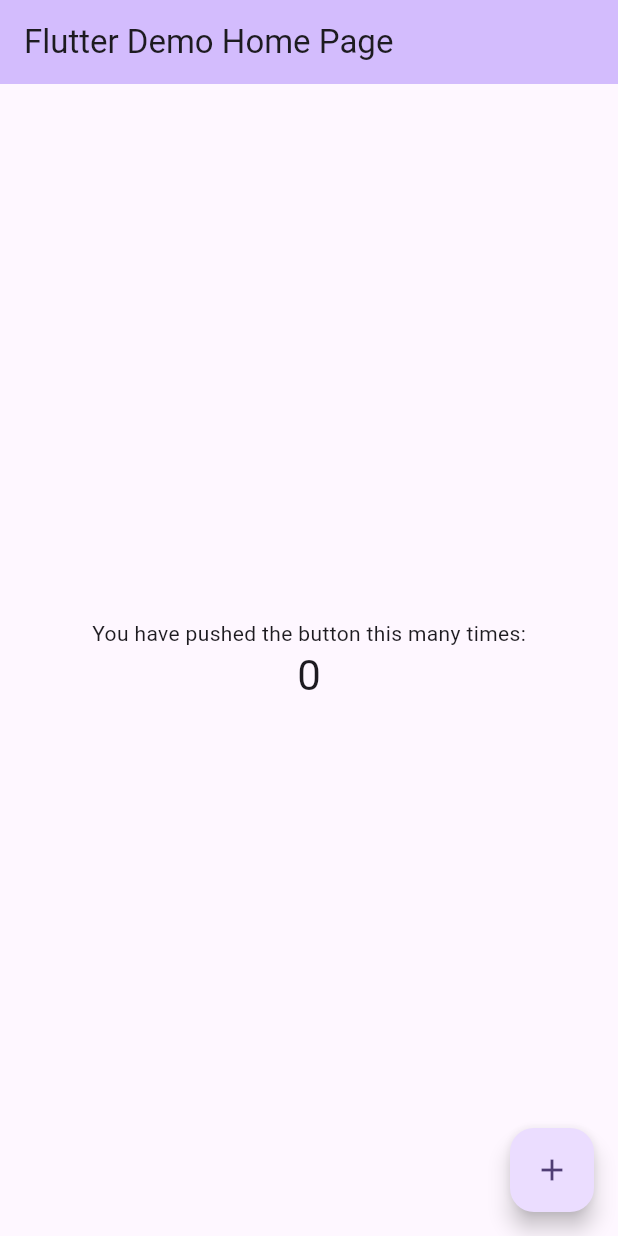
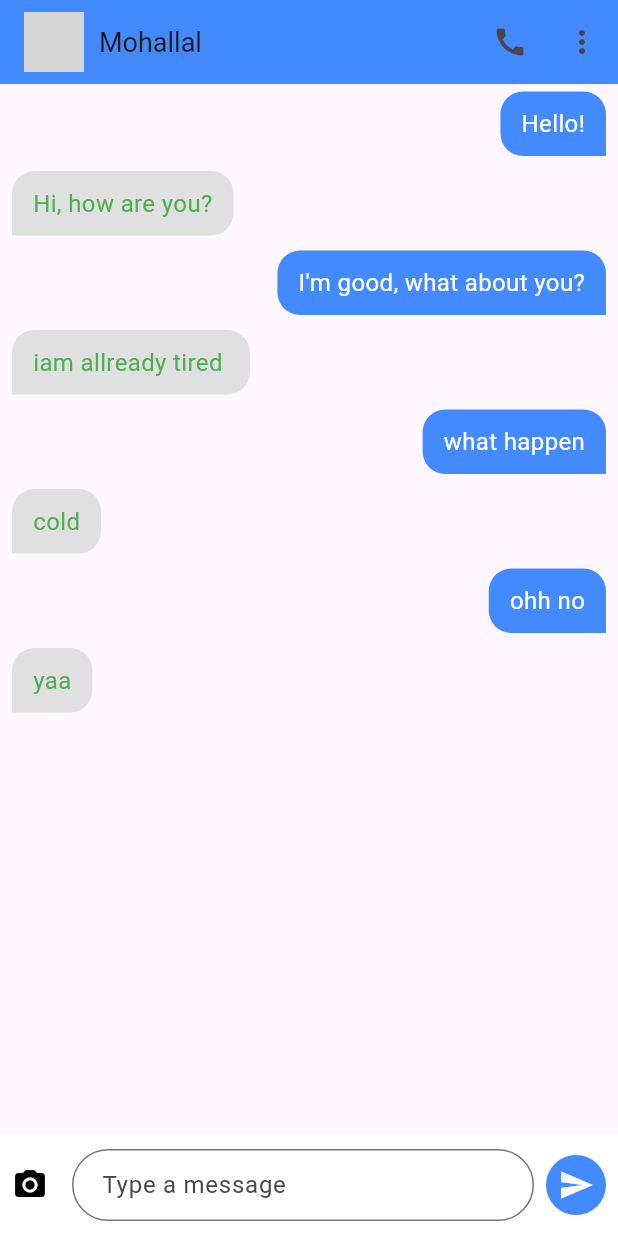
Before and after one commit to clinsoncd/project, a Flutter app: the screen it shows after launch, on a phone screen of 412 x 824 dp. Run offline on Flutter 3.47's test engine with Material 3 defaults, Android fonts, the phone set to English and light mode, and no system bars; our stand-ins replace equatable, flutter_bloc; network calls fail; grey boxes are pictures that could not be loaded.

Commit message:
first commit

```diff
--- /dev/null
+++ b/lib/bloc/chatbloc.dart
@@ -0,0 +1,40 @@
+// blocs/chat_bloc.dart
+import 'package:flutter_bloc/flutter_bloc.dart';
+import 'package:equatable/equatable.dart';
+import '../models/messagemodels.dart';
+
+// Events
+abstract class ChatEvent extends Equatable {
+  @override
+  List<Object?> get props => [];
+}
+
+class SendMessage extends ChatEvent {
+  final String message;
+
+  SendMessage(this.message);
+
+  @override
+  List<Object?> get props => [message];
+}
+
+// States
+class ChatState extends Equatable {
+  final List<Message> messages;
+
+  ChatState(this.messages);
+
+  @override
+  List<Object?> get props => [messages];
+}
+
+// Bloc
+class ChatBloc extends Bloc<ChatEvent, ChatState> {
+  ChatBloc() : super(ChatState([])) {
+    on<SendMessage>((event, emit) {
+      final updatedMessages = List<Message>.from(state.messages)
+        ..add(Message(text: event.message, isMe: true));
+      emit(ChatState(updatedMessages));
+    });
+  }
+}
--- /dev/null
+++ b/lib/blocs/chatbloc.dart
@@ -0,0 +1 @@
+// TODO Implement this library.
--- a/lib/main.dart
+++ b/lib/main.dart
@@ -1,123 +1,22 @@
+// main.dart
 import 'package:flutter/material.dart';
+import 'package:flutter_bloc/flutter_bloc.dart';
+import 'package:project/view/chat.dart';
+import 'bloc/chatbloc.dart';
 
 void main() {
-  runApp(const MyApp());
+  runApp(MyApp());
 }
 
 class MyApp extends StatelessWidget {
-  const MyApp({super.key});
-
-  // This widget is the root of your application.
   @override
   Widget build(BuildContext context) {
-    return MaterialApp(
-      debugShowCheckedModeBanner: false,
-      title: 'Flutter Demo',
-      theme: ThemeData(
-        // This is the theme of your application.
-        //
-        // TRY THIS: Try running your application with "flutter run". You'll see
-        // the application has a purple toolbar. Then, without quitting the app,
-        // try changing the seedColor in the colorScheme below to Colors.green
-        // and then invoke "hot reload" (save your changes or press the "hot
-        // reload" button in a Flutter-supported IDE, or press "r" if you used
-        // the command line to start the app).
-        //
-        // Notice that the counter didn't reset back to zero; the application
-        // state is not lost during the reload. To reset the state, use hot
-        // restart instead.
-        //
-        // This works for code too, not just values: Most code changes can be
-        // tested with just a hot reload.
-        colorScheme: ColorScheme.fromSeed(seedColor: Colors.deepPurple),
+    return BlocProvider(
+      create: (_) => ChatBloc(),
+      child: MaterialApp(
+        debugShowCheckedModeBanner: false,
+        home: ChatScreen(),
       ),
-      home: const MyHomePage(title: 'Flutter Demo Home Page'),
     );
   }
 }
-
-class MyHomePage extends StatefulWidget {
-  const MyHomePage({super.key, required this.title});
-
-  // This widget is the home page of your application. It is stateful, meaning
-  // that it has a State object (defined below) that contains fields that affect
-  // how it looks.
-
-  // This class is the configuration for the state. It holds the values (in this
-  // case the title) provided by the parent (in this case the App widget) and
-  // used by the build method of the State. Fields in a Widget subclass are
-  // always marked "final".
-
-  final String title;
-
-  @override
-  State<MyHomePage> createState() => _MyHomePageState();
-}
-
-class _MyHomePageState extends State<MyHomePage> {
-  int _counter = 0;
-
-  void _incrementCounter() {
-    setState(() {
-      // This call to setState tells the Flutter framework that something has
-      // changed in this State, which causes it to rerun the build method below
-      // so that the display can reflect the updated values. If we changed
-      // _counter without calling setState(), then the build method would not be
-      // called again, and so nothing would appear to happen.
-      _counter++;
-    });
-  }
-
-  @override
-  Widget build(BuildContext context) {
-    // This method is rerun every time setState is called, for instance as done
-    // by the _incrementCounter method above.
-    //
-    // The Flutter framework has been optimized to make rerunning build methods
-    // fast, so that you can just rebuild anything that needs updating rather
-    // than having to individually change instances of widgets.
-    return Scaffold(
-      appBar: AppBar(
-        // TRY THIS: Try changing the color here to a specific color (to
-        // Colors.amber, perhaps?) and trigger a hot reload to see the AppBar
-        // change color while the other colors stay the same.
-        backgroundColor: Theme.of(context).colorScheme.inversePrimary,
-        // Here we take the value from the MyHomePage object that was created by
-        // the App.build method, and use it to set our appbar title.
-        title: Text(widget.title),
-      ),
-      body: Center(
-        // Center is a layout widget. It takes a single child and positions it
-        // in the middle of the parent.
-        child: Column(
-          // Column is also a layout widget. It takes a list of children and
-          // arranges them vertically. By default, it sizes itself to fit its
-          // children horizontally, and tries to be as tall as its parent.
-          //
-          // Column has various properties to control how it sizes itself and
-          // how it positions its children. Here we use mainAxisAlignment to
-          // center the children vertically; the main axis here is the vertical
-          // axis because Columns are vertical (the cross axis would be
-          // horizontal).
-          //
-          // TRY THIS: Invoke "debug painting" (choose the "Toggle Debug Paint"
-          // action in the IDE, or press "p" in the console), to see the
-          // wireframe for each widget.
-          mainAxisAlignment: MainAxisAlignment.center,
-          children: <Widget>[
-            const Text('You have pushed the button this many times:'),
-            Text(
-              '$_counter',
-              style: Theme.of(context).textTheme.headlineMedium,
-            ),
-          ],
-        ),
-      ),
-      floatingActionButton: FloatingActionButton(
-        onPressed: _incrementCounter,
-        tooltip: 'Increment',
-        child: const Icon(Icons.add),
-      ), // This trailing comma makes auto-formatting nicer for build methods.
-    );
-  }
-}
--- /dev/null
+++ b/lib/models/messagemodels.dart
@@ -0,0 +1,7 @@
+// models/message_model.dart
+class Message {
+  final String text;
+  final bool isMe;
+
+  Message({required this.text, required this.isMe});
+}
--- /dev/null
+++ b/lib/view/chat.dart
@@ -0,0 +1,136 @@
+import 'package:flutter/material.dart';
+
+class ChatScreen extends StatefulWidget {
+
+
+  @override
+  _ChatScreenState createState() => _ChatScreenState();
+}
+
+class _ChatScreenState extends State<ChatScreen> {
+  final List<String> messages = [
+    "Hello!",
+    "Hi, how are you?",
+    "I'm good, what about you?",
+    "iam allready tired ",
+    "what happen",
+    "cold",
+    "ohh no",
+    "yaa"
+
+  ];
+
+  final TextEditingController _controller = TextEditingController();
+
+  void _sendMessage() {
+    if (_controller.text.trim().isEmpty) return;
+    setState(() {
+      messages.add(_controller.text.trim());
+      _controller.clear();
+    });
+  }
+
+  Widget _buildMessageBubble(String message, bool isMe) {
+    return Align(
+      alignment: isMe ? Alignment.centerRight : Alignment.centerLeft,
+      child: Container(
+        padding: EdgeInsets.symmetric(vertical: 10, horizontal: 14),
+        margin: EdgeInsets.symmetric(vertical: 5, horizontal: 8),
+        decoration: BoxDecoration(
+          color: isMe ? Colors.blueAccent : Colors.grey[300],
+          borderRadius: BorderRadius.only(
+            topLeft: Radius.circular(15),
+            topRight: Radius.circular(15),
+            bottomLeft: isMe ? Radius.circular(15) : Radius.circular(0),
+            bottomRight: isMe ? Radius.circular(0) : Radius.circular(15),
+          ),
+        ),
+        child: Text(
+          message,
+          style: TextStyle(
+            color: isMe ? Colors.white : Colors.green,
+            fontSize: 16,
+          ),
+        ),
+      ),
+    );
+  }
+
+  @override
+  Widget build(BuildContext context) {
+    return Scaffold(
+      appBar: AppBar(
+        backgroundColor: Colors.blueAccent,
+        elevation: 0,
+        title: Row(
+          children: [
+            CircleAvatar(
+              radius: 20,
+              backgroundImage: NetworkImage(
+                "https://encrypted-tbn0.gstatic.com/images?q=tbn:ANd9GcSrHWyETM7B1MDekyZvXCQLg4Js2R6pAZ0DpUyM8mQtcAvw8mlWot4dNpJPvbVNRbZigjyfesIPpowii2cL9n9MFUtvX_PQ_etQ8XWKqP8"
+              ),
+            ),
+            SizedBox(width: 10),
+            Text(
+              'Mohallal',
+              style: TextStyle(fontSize: 18),
+            ),
+          ],
+        ),
+        actions: [
+          IconButton(
+            icon: Icon(Icons.call),
+            onPressed: () {},
+          ),
+          IconButton(
+            icon: Icon(Icons.more_vert),
+            onPressed: () { },
+          ),
+        ],
+      ),
+      body: Column(
+        children: [
+          Expanded(
+            child: ListView.builder(
+              reverse: false,
+              itemCount: messages.length,
+              itemBuilder: (context, index) {
+                final isMe = index % 2 == 0;
+                return _buildMessageBubble(messages[index], isMe);
+              },
+            ),
+          ),
+          Container(
+            padding: EdgeInsets.symmetric(horizontal: 8, vertical: 10),
+            color: Colors.white,
+            child: Row(
+              children: [
+                Expanded(
+                  child: TextField(
+                    controller: _controller,
+                    decoration: InputDecoration(iconColor: Colors.black,
+                      icon: Icon(Icons.camera_alt,),
+                      hintText: 'Type a message',
+                      border: OutlineInputBorder(
+                        borderRadius: BorderRadius.circular(25),
+                      ),
+                      contentPadding: EdgeInsets.symmetric(horizontal: 16),
+                    ),
+                  ),
+                ),
+                SizedBox(width: 8),
+                GestureDetector(
+                  onTap: _sendMessage,
+                  child: CircleAvatar(
+                    backgroundColor: Colors.blueAccent,
+                    child: Icon(Icons.send, color: Colors.white),
+                  ),
+                )
+              ],
+            ),
+          ),
+        ],
+      ),
+    );
+  }
+}
--- a/pubspec.yaml
+++ b/pubspec.yaml
@@ -34,6 +34,8 @@ dependencies:
   # The following adds the Cupertino Icons font to your application.
   # Use with the CupertinoIcons class for iOS style icons.
   cupertino_icons: ^1.0.8
+  flutter_bloc: ^9.1.1
+  equatable:
 
 dev_dependencies:
   flutter_test:
```
Also changed, not shown: pubspec.lock, 1 other file.
